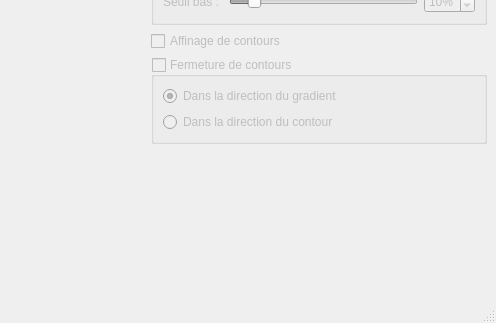
Old version of the form tp1/InteractiveEdgeDetectionDialog.ui in the repository joelrandria/analyse_tp1; both pictures show x 253 to 749 and y 193 to 516 of the 749 by 516 pixel window.
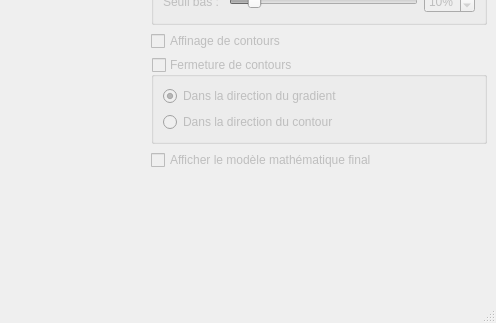
New version of the form.

Commit message: [Modélisation]  * UI + base affichage

What changed in the file:
```diff
--- a/tp1/InteractiveEdgeDetectionDialog.ui
+++ b/tp1/InteractiveEdgeDetectionDialog.ui
@@ -250,7 +250,7 @@
         </layout>
        </widget>
       </item>
-      <item row="5" column="0">
+      <item row="6" column="0">
        <spacer name="verticalSpacer">
         <property name="orientation">
          <enum>Qt::Vertical</enum>
@@ -263,6 +263,16 @@
         </property>
        </spacer>
       </item>
+      <item row="5" column="0">
+       <widget class="QCheckBox" name="displayModelOnlyCheckBox">
+        <property name="enabled">
+         <bool>false</bool>
+        </property>
+        <property name="text">
+         <string>Afficher le modèle mathématique final</string>
+        </property>
+       </widget>
+      </item>
      </layout>
     </item>
    </layout>
```
The commit also changes 6 other files.
